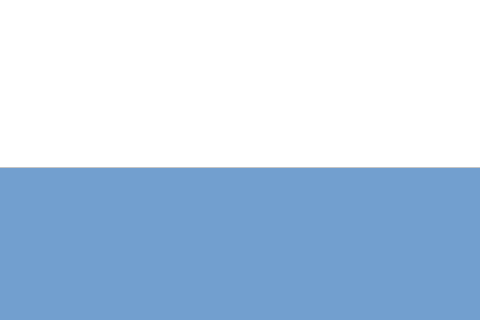
Old version of the form KeyboardDemo/keyboarddemo.ui in the repository qq936859639/test2; both pictures show x 270 to 750 and y 233 to 553 of the 1024 by 553 pixel window.
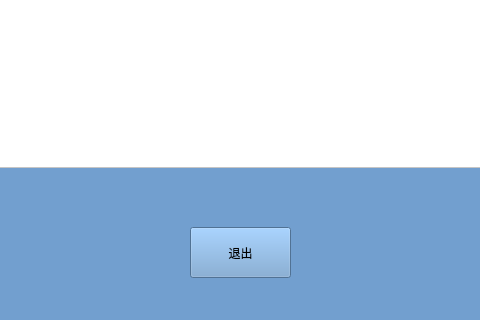
New version of the form.

```diff
--- a/KeyboardDemo/keyboarddemo.ui
+++ b/KeyboardDemo/keyboarddemo.ui
@@ -65,6 +65,19 @@
     <set>Qt::AlignCenter</set>
    </property>
   </widget>
+  <widget class="QPushButton" name="quit">
+   <property name="geometry">
+    <rect>
+     <x>460</x>
+     <y>460</y>
+     <width>101</width>
+     <height>51</height>
+    </rect>
+   </property>
+   <property name="text">
+    <string>退出</string>
+   </property>
+  </widget>
  </widget>
  <resources/>
  <connections/>
```
